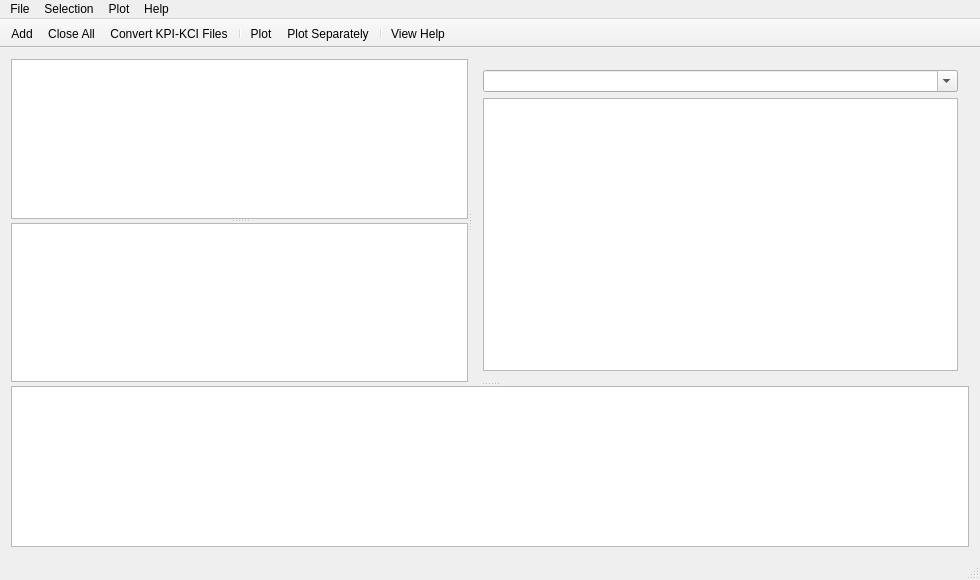
Before: the Qt Designer form VisualStatistics/mainwindow.ui in kery/MacVisTat, drawn with Qt 5.
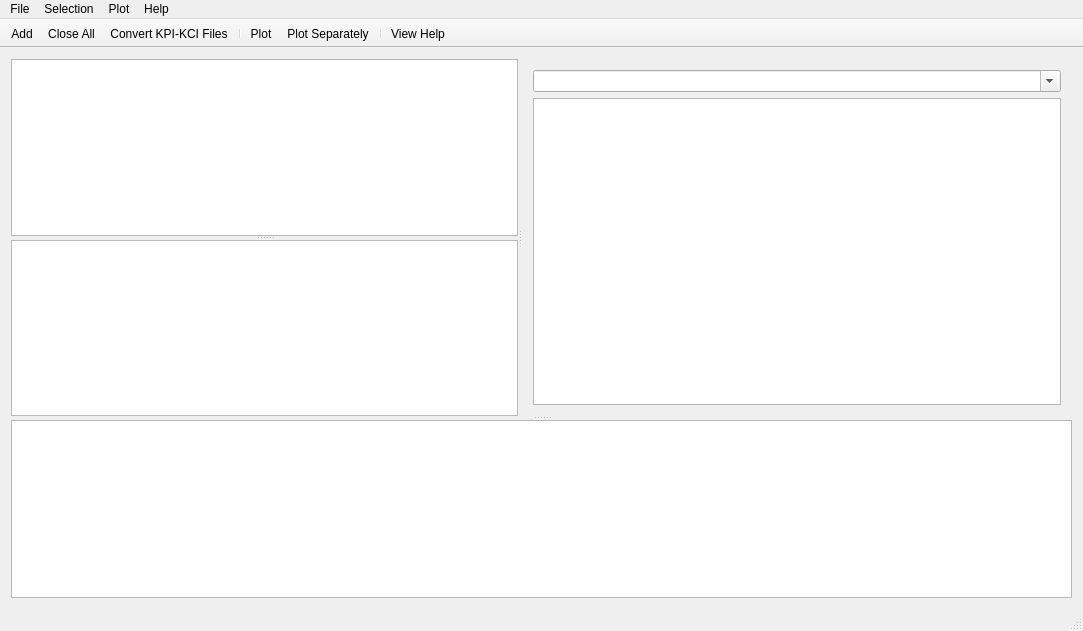
After: the same form once the commit is applied. Icons and pictures are not drawn.

Commit message: Change default size of UI.

The edit to the form file:
```diff
--- a/VisualStatistics/mainwindow.ui
+++ b/VisualStatistics/mainwindow.ui
@@ -6,8 +6,8 @@
    <rect>
     <x>0</x>
     <y>0</y>
-    <width>980</width>
-    <height>580</height>
+    <width>1083</width>
+    <height>631</height>
    </rect>
   </property>
   <property name="contextMenuPolicy">
@@ -120,7 +120,7 @@
     <rect>
      <x>0</x>
      <y>0</y>
-     <width>980</width>
+     <width>1083</width>
      <height>21</height>
     </rect>
    </property>
```
The commit also changes 1 other file.
